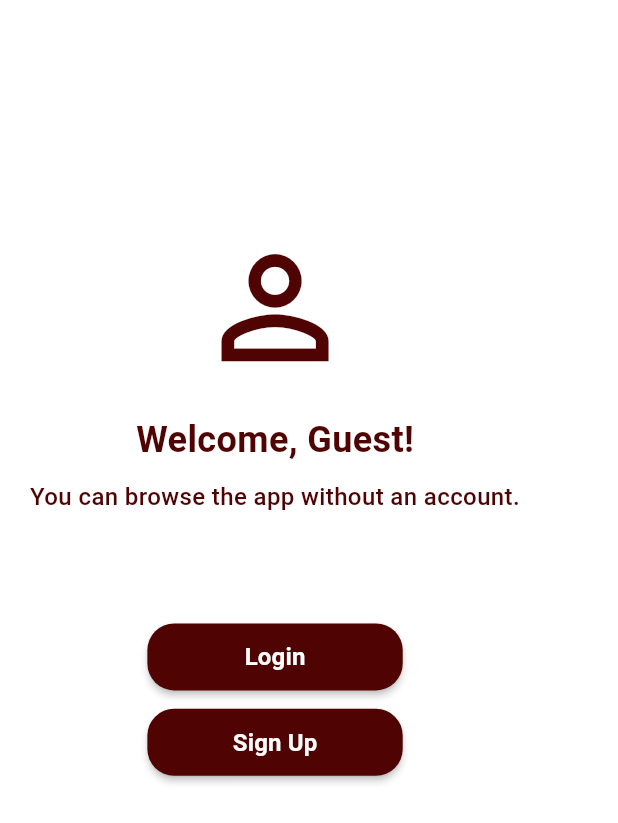
After one commit to med-khelifi/hungry, a Flutter app: the ProfileView screen opened directly, on a phone screen of 412 x 824 dp. The commit adds this screen. Shown: the top 823 px of the screen. Run offline on Flutter 3.47's test engine with Material 3 defaults, Android fonts, the phone set to English and light mode, and no system bars; our stand-ins replace dio, flutter_screenutil, flutter_svg, gap, image_picker, shared_preferences and 1 more; accounts and stored records are empty.

Commit message:
add auto login & fix visa issue

```diff
--- a/lib/core/constants/app_assets.dart
+++ b/lib/core/constants/app_assets.dart
@@ -8,4 +8,5 @@ class AppAssets {
   static const String plus = "assets/plus.svg";
   static const String dollar = "assets/dollar.png";
   static const String viza = "assets/viza.png";
+  static const String placeholder = "assets/placeholder.jpg";
 }
--- a/lib/features/auth/data/auth_repo.dart
+++ b/lib/features/auth/data/auth_repo.dart
@@ -9,7 +9,33 @@ import 'package:hungry/core/utils/response.dart';
 import 'package:hungry/features/auth/data/user_model.dart';
 
 class AuthRepo {
+  // Singleton
+  static final AuthRepo _instance = AuthRepo._internal();
+  factory AuthRepo() => _instance;
+  AuthRepo._internal();
+
   final ApiService _apiService = ApiService();
+
+ Future<bool> tryAutoLogin() async{
+   final token = await PrefHelper.getToken();
+
+    if(token == null || token.isEmpty){
+      _isGuest = true;
+      _currentUser = null;
+      return false;
+    }
+    final res = await getCurrentUserInfo();
+    if(res.isFailure){
+      return false;
+    }
+    _currentUser = res.data;
+    _isGuest = false;
+    return true;
+ }
+bool _isGuest = false;
+  UserModel? _currentUser;
+ get currentUser => _currentUser;
+ get isGuest => _isGuest;
 
   Future<Response<UserModel>> login({
     required String email,
@@ -50,7 +76,7 @@ class AuthRepo {
       if (user.token != null && user.token!.isNotEmpty) {
         await PrefHelper.saveToken(user.token!);
       }
-
+      _isGuest = false;
       return Response.success(user);
     } catch (e) {
       return Response.failure(ApiError(message: e.toString()));
@@ -136,9 +162,7 @@ class AuthRepo {
       if (userData == null || userData is! Map) {
         return Response.failure(ApiError(message: "Invalid user object"));
       }
-
       final user = UserModel.fromJson(userData as Map<String, dynamic>);
-
       return Response.success(user);
     } catch (e) {
       return Response.failure(ApiError(message: e.toString()));
@@ -166,8 +190,8 @@ class AuthRepo {
         "name": name,
         "email": email,
         "address": address,
-        "Viza": viza,
-        "image": imageFile ?? null,
+        "Visa": viza,
+        "image": imageFile,
       });
 
       var result = await _apiService.post(
@@ -202,7 +226,7 @@ class AuthRepo {
       }
 
       final user = UserModel.fromJson(userData as Map<String, dynamic>);
-
+      _currentUser = user;
       return Response.success(user);
     } catch (e) {
       return Response.failure(ApiError(message: e.toString()));
@@ -211,15 +235,12 @@ class AuthRepo {
 
   Future<Response<bool>> logout() async {
     try {
-
       var result = await _apiService.post(
         '/logout',null);
 
       if (result is ApiError) {
         return Response.failure(result);
       }
-
-
       final data = result.data;
 
       if (data == null || data is! Map) {
@@ -233,15 +254,9 @@ class AuthRepo {
           ApiError(message: data["message"] ?? "Unknown backend error"),
         );
       }
-
-      final userData = data["data"];
-
-    //  if (userData == null || userData is! Map) {
-    //      return Response.failure(ApiError(message: "Invalid user object"));
-    //    }
-
-      //final user = UserModel.fromJson(userData as Map<String, dynamic>);
      await PrefHelper.clearToken();
+     _currentUser = null;
+     _isGuest = true;
       return Response.success(true);
     } catch (e) {
       return Response.failure(ApiError(message: e.toString()));
--- /dev/null
+++ b/lib/features/auth/views/guest_view.dart
@@ -0,0 +1,74 @@
+import 'package:flutter/material.dart';
+import 'package:flutter_screenutil/flutter_screenutil.dart';
+import 'package:gap/gap.dart';
+import 'package:hungry/core/constants/app_colors.dart';
+import 'package:hungry/core/constants/app_routes.dart';
+import 'package:hungry/shared/custom_button.dart';
+import 'package:hungry/shared/custom_text.dart';
+
+class GuestView extends StatelessWidget {
+  const GuestView({super.key});
+
+  @override
+  Widget build(BuildContext context) {
+    return Scaffold(
+      backgroundColor: AppColors.whiteColor,
+      body: SafeArea(
+        child: Padding(
+          padding: EdgeInsets.symmetric(horizontal: 20.w, vertical: 20.h),
+          child: SingleChildScrollView(
+            child: Column(
+              mainAxisAlignment: MainAxisAlignment.center,
+              children: [
+                Gap(150.h),
+
+                // Welcome icon
+                Icon(
+                  Icons.person_outline,
+                  size: 120.r,
+                  color: AppColors.primaryColor,
+                ),
+
+                Gap(20.h),
+
+                // Welcome text
+                CustomText(
+                  text: "Welcome, Guest!",
+                  fontSize: 24.sp,
+                  fontWeight: FontWeight.bold,
+                  color: AppColors.primaryColor,
+                ),
+
+                Gap(10.h),
+
+                CustomText(
+                  text: "You can browse the app without an account.",
+                  fontSize: 16.sp,
+                  color: AppColors.primaryColor,
+                  textAlign: TextAlign.center,
+                ),
+
+                Gap(80.h),
+
+                // Login button
+                CustomButton(text: "Login",height: 50.h,width: 170.w, onPressed: () {
+                  Navigator.pushReplacementNamed(context, Routes.login);
+                },),
+
+
+                Gap(10.h),
+
+                // Register button
+                CustomButton(text: "Sign Up",height: 50.h,width: 170.w, onPressed: () {
+                  Navigator.pushReplacementNamed(context, Routes.signup);
+                },),
+
+                Gap(50.h),
+              ],
+            ),
+          ),
+        ),
+      ),
+    );
+  }
+}
--- a/lib/features/auth/views/profile_view.dart
+++ b/lib/features/auth/views/profile_view.dart
@@ -9,6 +9,7 @@ import 'package:hungry/core/constants/app_colors.dart';
 import 'package:hungry/core/constants/app_routes.dart';
 import 'package:hungry/features/auth/data/auth_repo.dart';
 import 'package:hungry/features/auth/data/user_model.dart';
+import 'package:hungry/features/auth/views/guest_view.dart';
 import 'package:hungry/features/auth/widgets/custom_snack_bar.dart';
 import 'package:hungry/features/auth/widgets/custom_user_text_field.dart';
 import 'package:hungry/shared/choose_image_Dialog.dart';
@@ -34,6 +35,7 @@ class _ProfileViewState extends State<ProfileView> {
   bool isLoading = false;
   bool isUpdating = false;
   bool isLoggingOut = false;
+  bool isGuest = false;
   Future<void> loadUser() async {
     setState(() => isLoading = true);
     final userResponse = await _authRepo.getCurrentUserInfo();
@@ -73,7 +75,6 @@ class _ProfileViewState extends State<ProfileView> {
       }
     }
   }
-
   Future<void> logout() async {
     setState(() => isLoggingOut = true);
     var res = await _authRepo.logout();
@@ -97,11 +98,23 @@ class _ProfileViewState extends State<ProfileView> {
   void initState() {
     super.initState();
     _authRepo = AuthRepo();
+    if (_authRepo.isGuest) {
+      return;
+    }
     nameController = TextEditingController();
     emailController = TextEditingController();
     addressController = TextEditingController();
     vizaController = TextEditingController();
-    loadUser();
+
+    if(_authRepo.currentUser != null){
+      setState(() {
+        user = _authRepo.currentUser;
+        _setUserInfo();
+      });
+    }
+    else{
+      loadUser();
+    }
   }
 void _setUserInfo(){
   nameController.text = user?.name ?? "";
@@ -126,16 +139,16 @@ void _setUserInfo(){
     if (user?.image != null && user!.image!.isNotEmpty) {
       return NetworkImage(user!.image!);
     }
-
     // No image → return placeholder
-    return null;//const AssetImage("assets/images/placeholder.png");
+    return const AssetImage(AppAssets.placeholder);
   }
 
   @override
   Widget build(BuildContext context) {
 
 
-    return Scaffold(
+    return _authRepo.isGuest ?  GuestView() :
+      Scaffold(
       backgroundColor: AppColors.primaryColor,
       body: SafeArea(
         child: RefreshIndicator(
@@ -215,14 +228,16 @@ void _setUserInfo(){
                     /// Divider
                     Divider(color: Colors.white.withOpacity(0.4), thickness: 1),
                     Gap( 10.h),
-                   user?.viza == null ? _paymentTile(
-                      value: "viza",
+                   user?.viza != null ?
+                   _paymentTile(
+                      value: "visa",
                       title: "Debit Card",
                       subtitle: "3566 **** **** 0505",
                       icon: Image.asset(AppAssets.viza, width: 55.w),
-                    ) : CustomUserTextField(
+                    )
+                       : CustomUserTextField(
                      controller: vizaController,
-                     labelText: "Viza",
+                     labelText: "Visa",
                    ),
 
                     Gap(30.h),
@@ -300,7 +315,7 @@ void _setUserInfo(){
       elevation: 3,
       child: RadioListTile<String>(
         value: value,
-        groupValue: "viza",
+        groupValue: "visa",
         activeColor: AppColors.secondColor,
         onChanged: (value) {
           // setState(() => selectedPayment = value!);
--- a/lib/features/home/widgets/user_info_header.dart
+++ b/lib/features/home/widgets/user_info_header.dart
@@ -32,8 +32,8 @@ class UserInfoHeader extends StatelessWidget {
           ],
         ),
         CircleAvatar(
-          backgroundImage: AssetImage(AppAssets.profile),
-          radius: 40.r,
+          backgroundImage: AssetImage(AppAssets.placeholder),
+          radius: 42.r,
         ),
       ],
     );
--- a/lib/root.dart
+++ b/lib/root.dart
@@ -1,5 +1,4 @@
 import 'dart:ui';
-
 import 'package:flutter/cupertino.dart';
 import 'package:flutter/material.dart';
 import 'package:flutter_screenutil/flutter_screenutil.dart';
--- a/pubspec.yaml
+++ b/pubspec.yaml
@@ -42,6 +42,7 @@ flutter:
     - assets/plus.svg
     - assets/dollar.png
     - assets/viza.png
+    - assets/placeholder.jpg
 
   # An image asset can refer to one or more resolution-specific "variants", see
   # https://flutter.dev/to/resolution-aware-images
```
Also changed, not shown: lib/features/splash.dart (+22 -16 lines), assets/placeholder.jpg (added).
